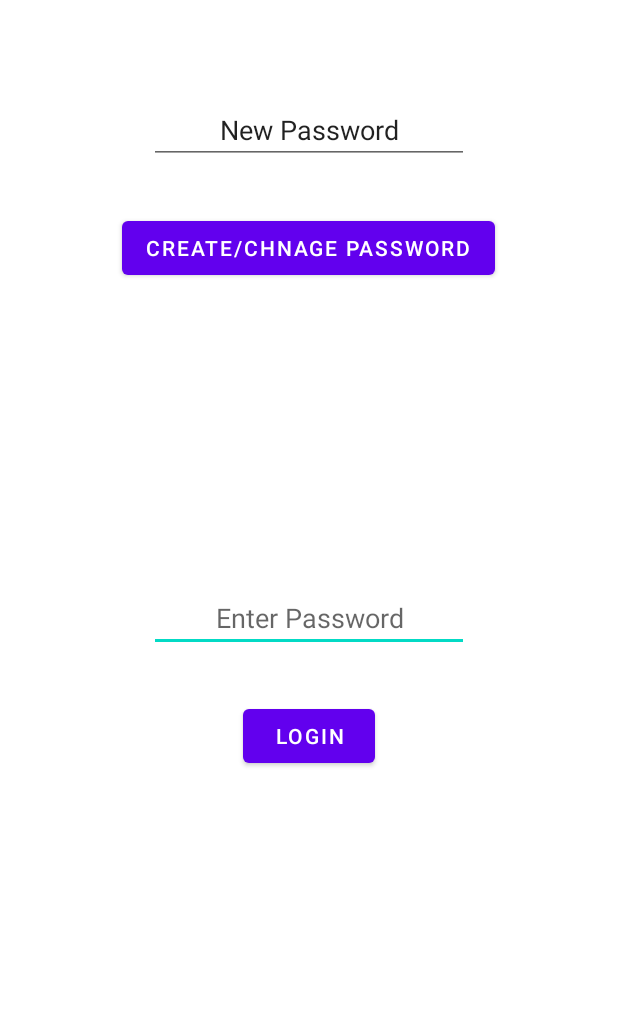
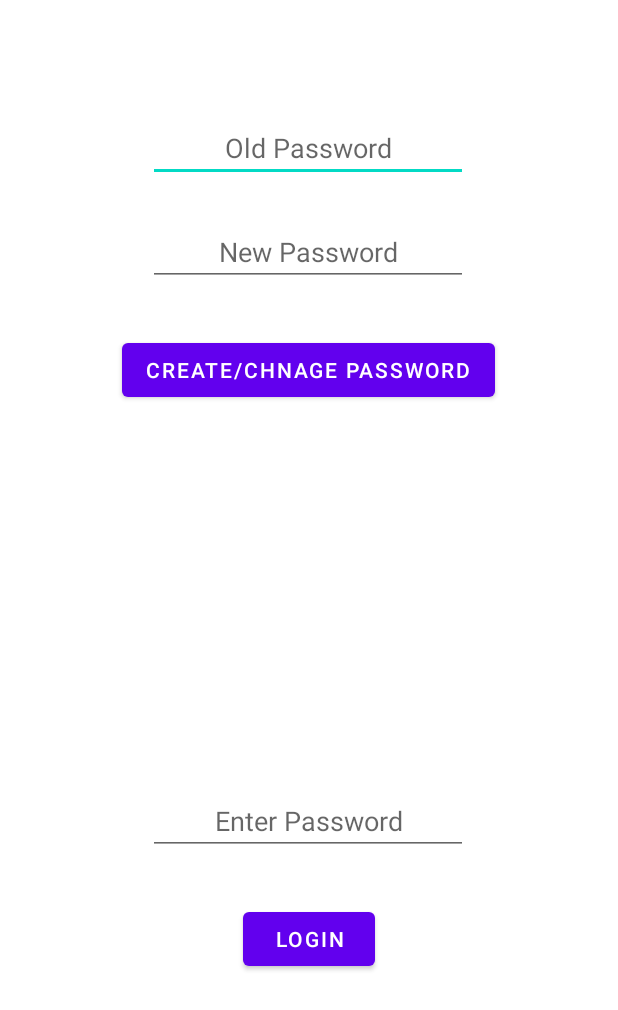
Before and after one commit to MichaelMprog/PrivateNotes, an Android app: the screen it shows after launch (Login), after a tap on "CREATE/CHNAGE PASSWORD", on a phone screen of 412 x 824 dp. Shown: the top 1010 px of the screen. Run offline under Robolectric (Android 15) with nearby library versions, the phone set to English and light mode, and no system bars; Roboto replaces fonts that are not available here.

Commit message:
Placeholder implementation of user defined password

```diff
--- a/app/src/main/AndroidManifest.xml
+++ b/app/src/main/AndroidManifest.xml
@@ -12,6 +12,7 @@
         <activity android:name=".Login">
             <intent-filter>
                 <action android:name="android.intent.action.MAIN" />
+
                 <category android:name="android.intent.category.LAUNCHER" />
             </intent-filter>
         </activity>
@@ -34,8 +35,7 @@
                 android:name="android.support.PARENT_ACTIVITY"
                 android:value=".MainActivity" />
         </activity>
-        <activity android:name=".MainActivity">
-        </activity>
+        <activity android:name=".MainActivity"></activity>
     </application>
 
 </manifest>
--- a/app/src/main/java/com/example/privatenotes/Login.java
+++ b/app/src/main/java/com/example/privatenotes/Login.java
@@ -14,7 +14,7 @@ import android.widget.Toast;
 import org.w3c.dom.Text;
 
 public class Login extends AppCompatActivity {
-    private EditText enterPassword, newPass;
+    private EditText enterPassword, newPass, oldPass;
     private Button btnChange, btnNext;
 
     public static final String SHARED_PREFS = "sharedPrefs";
@@ -29,6 +29,7 @@ public class Login extends AppCompatActivity {
         // UI initialization
         enterPassword = (EditText) findViewById(R.id.enterPassword);
         newPass = (EditText) findViewById(R.id.newPass);
+        oldPass = (EditText) findViewById(R.id.oldPass);
         btnChange = (Button) findViewById(R.id.btnChange);
         btnNext = (Button) findViewById(R.id.btnLogin);
 
@@ -37,7 +38,25 @@ public class Login extends AppCompatActivity {
             @Override
             public void onClick(View v) {
                 // when clicked, set password to text in newPass text field
-                savePassword();
+                String oldInput = oldPass.getText().toString();
+                // if user password is currently null, allow to change the password without oldPass
+                if (userPass.compareTo("") == 0)
+                {
+                    savePassword();
+                    ((EditText) findViewById(R.id.newPass)).setText("");
+                    ((EditText) findViewById(R.id.oldPass)).setText("");
+                }
+                else if (oldInput.compareTo(userPass) == 0)     // if old input is correct
+                {
+                    savePassword();
+                    ((EditText) findViewById(R.id.newPass)).setText("");
+                    ((EditText) findViewById(R.id.oldPass)).setText("");
+                }
+                else                                            // if old password incorrect
+                {
+                    Toast.makeText(Login.this, "Old password is incorrect", Toast.LENGTH_SHORT).show();
+                }
+
             }
         });
 
@@ -54,7 +73,10 @@ public class Login extends AppCompatActivity {
                     Toast.makeText(Login.this, "Please create a password first.", Toast.LENGTH_SHORT).show();
                }
                else if (inputPass.compareTo(userPass) == 0) {
-                   // if correct, go to MainActivity
+                   // if correct, clear text fields and go to MainActivity
+                   ((EditText) findViewById(R.id.enterPassword)).setText("");
+                   ((EditText) findViewById(R.id.newPass)).setText("");
+                   ((EditText) findViewById(R.id.oldPass)).setText("");
                    Intent intent = new Intent(Login.this, MainActivity.class);
                    startActivity(intent);
                }
@@ -78,7 +100,7 @@ public class Login extends AppCompatActivity {
     public void loadPassword() {
         SharedPreferences sharedPreferences = getSharedPreferences(SHARED_PREFS, MODE_PRIVATE);
         // sets userPass equal to string in PASSWORD, or if there is no value, make it empty
-        userPass = sharedPreferences.getString(PASSWORD, "");
+        userPass = sharedPreferences.getString(PASSWORD, "default");
     }
 
 
--- a/app/src/main/res/layout/activity_login.xml
+++ b/app/src/main/res/layout/activity_login.xml
@@ -5,6 +5,21 @@
     android:layout_width="match_parent"
     android:layout_height="match_parent"
     tools:context=".Login">
+
+    <EditText
+        android:id="@+id/oldPass"
+        android:layout_width="wrap_content"
+        android:layout_height="wrap_content"
+        android:layout_marginTop="76dp"
+        android:ems="10"
+        android:hint="Old Password"
+        android:inputType="textPersonName"
+        android:lineSpacingExtra="0sp"
+        android:textAlignment="center"
+        app:layout_constraintEnd_toEndOf="parent"
+        app:layout_constraintHorizontal_bias="0.497"
+        app:layout_constraintStart_toStartOf="parent"
+        app:layout_constraintTop_toTopOf="parent" />
 
     <Button
         android:id="@+id/btnLogin"
@@ -26,8 +41,10 @@
         android:textAlignment="center"
         app:layout_constraintBottom_toBottomOf="parent"
         app:layout_constraintEnd_toEndOf="parent"
+        app:layout_constraintHorizontal_bias="0.497"
         app:layout_constraintStart_toStartOf="parent"
-        app:layout_constraintTop_toTopOf="parent" />
+        app:layout_constraintTop_toTopOf="parent"
+        app:layout_constraintVertical_bias="0.674" />
 
     <Button
         android:id="@+id/btnChange"
@@ -44,13 +61,14 @@
         android:id="@+id/newPass"
         android:layout_width="wrap_content"
         android:layout_height="wrap_content"
-        android:layout_marginTop="64dp"
+        android:layout_marginTop="24dp"
         android:ems="10"
+        android:hint="New Password"
         android:inputType="textPersonName"
         android:lineSpacingExtra="0sp"
-        android:text="New Password"
         android:textAlignment="center"
         app:layout_constraintEnd_toEndOf="parent"
+        app:layout_constraintHorizontal_bias="0.497"
         app:layout_constraintStart_toStartOf="parent"
-        app:layout_constraintTop_toTopOf="parent" />
+        app:layout_constraintTop_toBottomOf="@+id/oldPass" />
 </androidx.constraintlayout.widget.ConstraintLayout>
--- a/app/src/main/res/menu/add_menu.xml
+++ b/app/src/main/res/menu/add_menu.xml
@@ -16,4 +16,9 @@
         android:icon="@drawable/ic_baseline_add_24"
         android:title="Add New"
         app:showAsAction="ifRoom" />
+    <item
+        android:id="@+id/changePass"
+        android:icon="@android:drawable/ic_menu_manage"
+        android:title="Change Password"
+        app:showAsAction="always" />
 </menu>
```
Also changed, not shown: app/src/main/java/com/example/privatenotes/MainActivity.java (+9 -0 lines).
